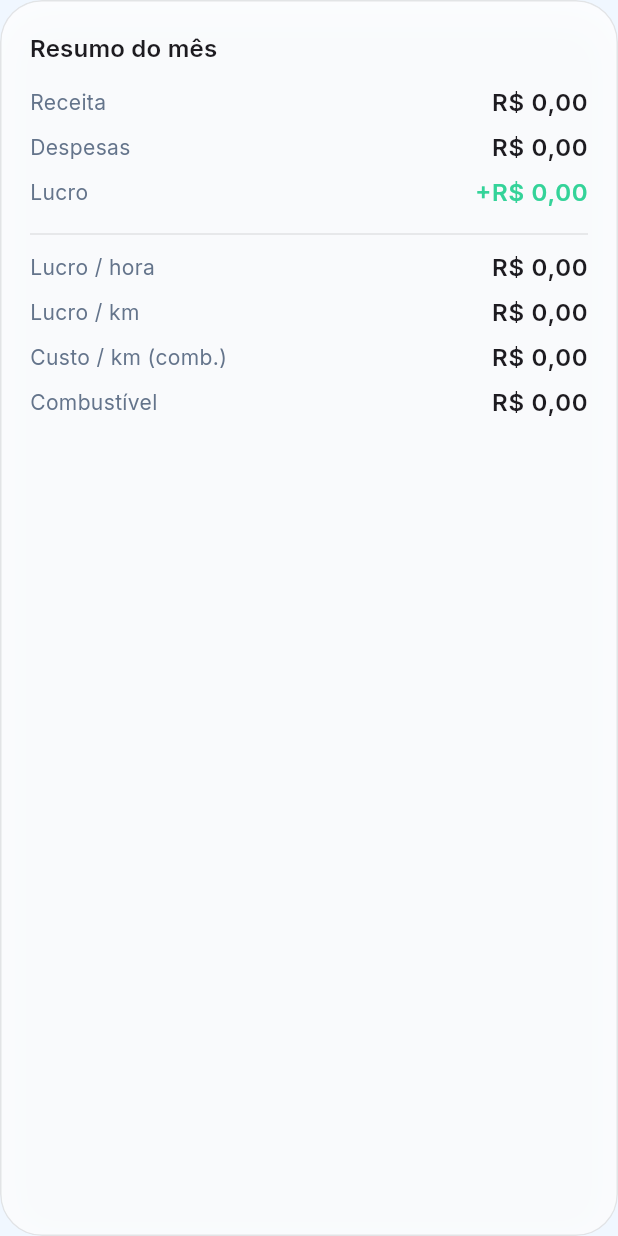
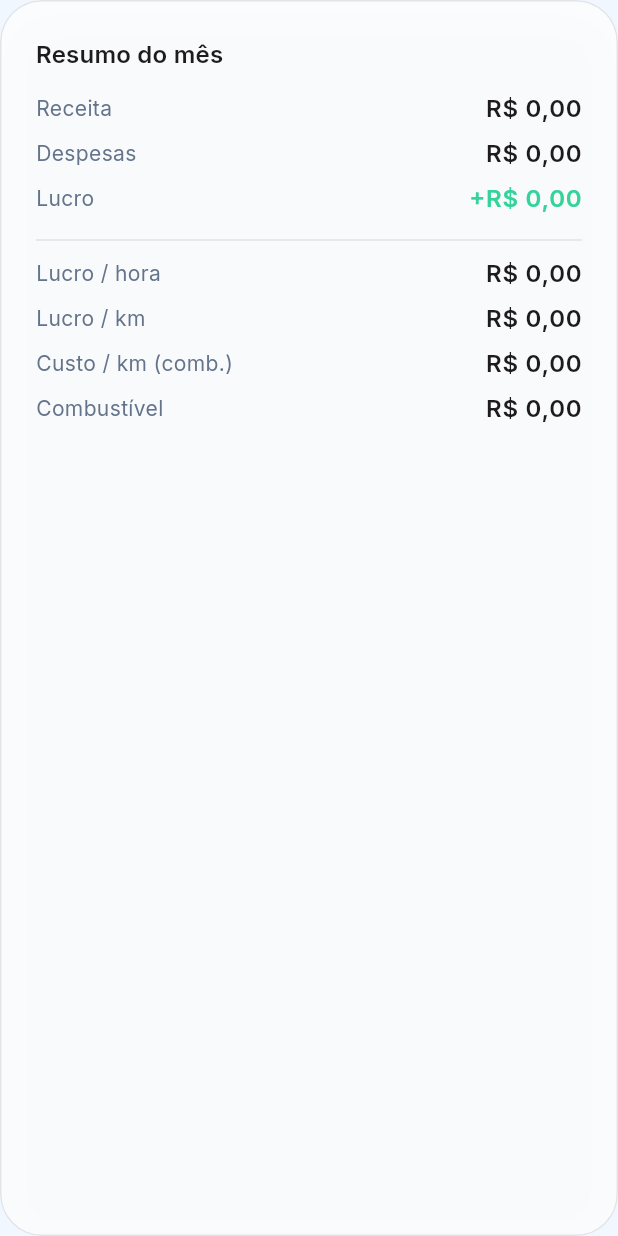
Before and after one commit to solerpedroo/driveflow, a Flutter app: the MonthSummaryCard widget shown alone on an empty page, opened directly with empty values, on a phone screen of 412 x 824 dp. Run offline on Flutter 3.47's test engine with Material 3 defaults, Android fonts, the phone set to English and light mode, and no system bars; our stand-ins replace cached_network_image, connectivity_plus, dio, file_picker, fl_chart, flutter_hooks and 14 more; missing offline and left inert: google_mlkit_text_recognition; accounts and stored records are empty; network calls fail; statements that could not run were skipped.

```diff
--- a/lib/features/dashboard/presentation/widgets/month_summary_card.dart
+++ b/lib/features/dashboard/presentation/widgets/month_summary_card.dart
@@ -3,7 +3,7 @@ import 'package:flutter/material.dart';
 import '../../../../core/theme/app_colors.dart';
 import '../../../../core/utils/currency_formatter.dart';
 import '../../../../shared/domain/models/period_summary.dart';
-import '../../../../shared/widgets/driveflow_glass_card.dart';
+import '../../../../shared/widgets/design_system/df_card.dart';
 
 /// Resumo financeiro do mês corrente.
 class MonthSummaryCard extends StatelessWidget {
@@ -20,7 +20,7 @@ class MonthSummaryCard extends StatelessWidget {
     final profitColor =
         summary.profit >= 0 ? AppColors.profitGreen : AppColors.expenseCoral;
 
-    return DriveFlowGlassCard(
+    return DfCard(
       child: Column(
         crossAxisAlignment: CrossAxisAlignment.start,
         children: [
```
